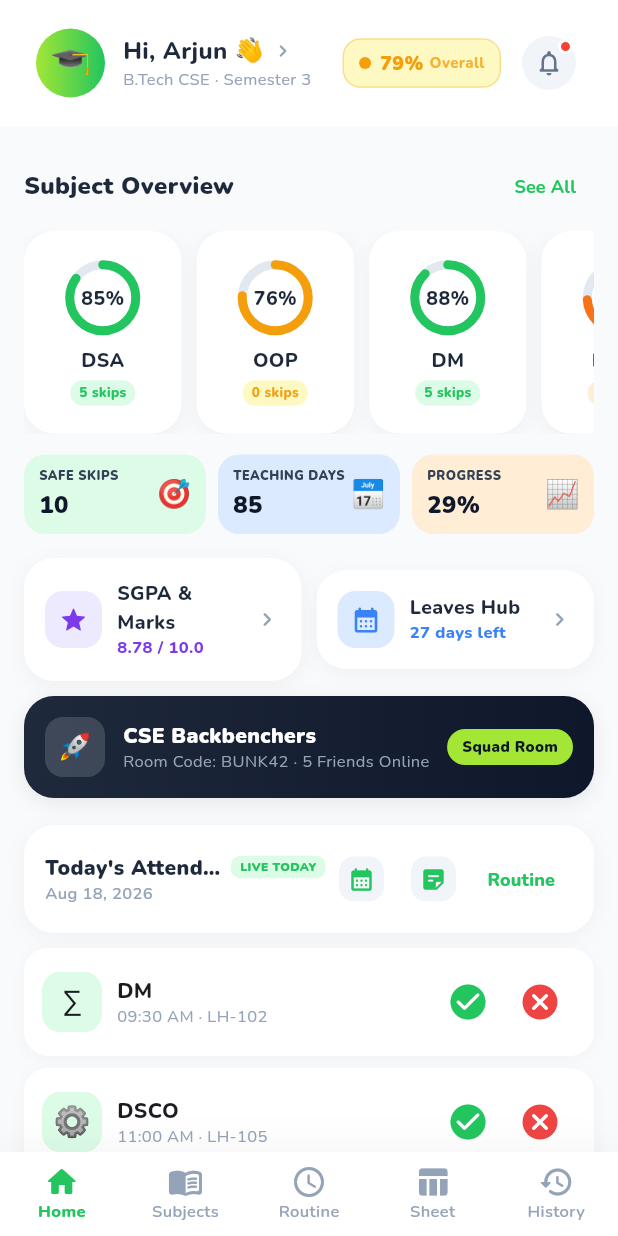
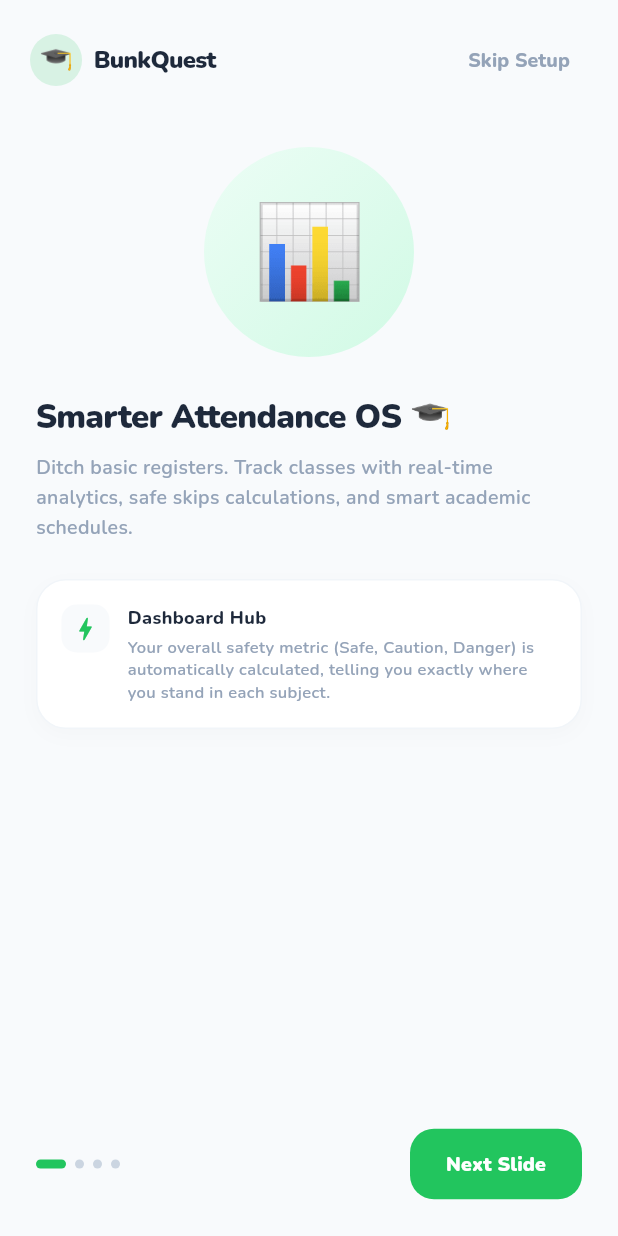
Before and after one commit to Diptish-De/attendance-tracker, a Flutter app: the screen it shows after launch, on a phone screen of 412 x 824 dp. Run offline on Flutter 3.47's test engine with Material 3 defaults, Android fonts, the phone set to English and light mode, and no system bars; our stand-ins replace google_fonts, shared_preferences, supabase_flutter; accounts and stored records are empty.

Commit message:
feat: add beautiful step-by-step onboarding slides and profile setup wizard for new users

```diff
--- a/lib/main.dart
+++ b/lib/main.dart
@@ -12,6 +12,7 @@
 import 'screens/marks_screen.dart';
 import 'screens/calendar_screen.dart';
 import 'screens/squad_screen.dart';
+import 'screens/onboarding_screen.dart';
 import 'services/supabase_config.dart';
 import 'services/supabase_sync_service.dart';
 import 'package:supabase_flutter/supabase_flutter.dart';
@@ -63,7 +64,14 @@
         ),
         textTheme: GoogleFonts.nunitoTextTheme(),
       ),
-      home: const MainNavigationScreen(),
+      home: !_store.onboardingCompleted
+          ? OnboardingScreen(
+              store: _store,
+              onFinish: () {
+                setState(() {});
+              },
+            )
+          : const MainNavigationScreen(),
     );
   }
 }
--- /dev/null
+++ b/lib/screens/onboarding_screen.dart
@@ -0,0 +1,429 @@
+import 'package:flutter/material.dart';
+import '../services/attendance_store.dart';
+import '../theme/colors.dart';
+
+class OnboardingScreen extends StatefulWidget {
+  final AttendanceDataStore store;
+  final VoidCallback onFinish;
+
+  const OnboardingScreen({
+    super.key,
+    required this.store,
+    required this.onFinish,
+  });
+
+  @override
+  State<OnboardingScreen> createState() => _OnboardingScreenState();
+}
+
+class _OnboardingScreenState extends State<OnboardingScreen> {
+  final PageController _pageController = PageController();
+  int _currentPageIndex = 0;
+
+  // Profile setup inputs
+  final TextEditingController _nameController = TextEditingController(text: 'Arjun');
+  final TextEditingController _degreeController = TextEditingController(text: 'B.Tech');
+  final TextEditingController _courseController = TextEditingController(text: 'CSE');
+  String _selectedSemester = 'Semester 3';
+
+  final List<String> _semesters = [
+    'Semester 1', 'Semester 2', 'Semester 3', 'Semester 4',
+    'Semester 5', 'Semester 6', 'Semester 7', 'Semester 8'
+  ];
+
+  @override
+  Widget build(BuildContext context) {
+    return Scaffold(
+      backgroundColor: const Color(0xFFF8FAFC),
+      body: SafeArea(
+        child: Column(
+          children: [
+            // Top Bar
+            Padding(
+              padding: const EdgeInsets.symmetric(horizontal: 20, vertical: 16),
+              child: Row(
+                mainAxisAlignment: MainAxisAlignment.spaceBetween,
+                children: [
+                  // App Branding Logo
+                  Row(
+                    children: [
+                      Container(
+                        padding: const EdgeInsets.all(6),
+                        decoration: BoxDecoration(
+                          color: AppColors.primary.withValues(alpha: 0.15),
+                          shape: BoxShape.circle,
+                        ),
+                        child: const Text('🎓', style: TextStyle(fontSize: 18)),
+                      ),
+                      const SizedBox(width: 8),
+                      const Text(
+                        'BunkQuest',
+                        style: TextStyle(
+                          fontSize: 16,
+                          fontWeight: FontWeight.w900,
+                          color: AppColors.textPrimary,
+                          letterSpacing: -0.5,
+                        ),
+                      ),
+                    ],
+                  ),
+                  // Skip option (hidden on final setup screen)
+                  if (_currentPageIndex < 3)
+                    TextButton(
+                      onPressed: () {
+                        _pageController.animateToPage(
+                          3,
+                          duration: const Duration(milliseconds: 400),
+                          curve: Curves.easeInOut,
+                        );
+                      },
+                      child: const Text(
+                        'Skip Setup',
+                        style: TextStyle(
+                          fontSize: 13,
+                          fontWeight: FontWeight.w800,
+                          color: AppColors.textSecondary,
+                        ),
+                      ),
+                    ),
+                ],
+              ),
+            ),
+
+            // Onboarding Slides (PageView)
+            Expanded(
+              child: PageView(
+                controller: _pageController,
+                onPageChanged: (idx) {
+                  setState(() => _currentPageIndex = idx);
+                },
+                children: [
+                  _buildSlide(
+                    title: 'Smarter Attendance OS 🎓',
+                    desc: 'Ditch basic registers. Track classes with real-time analytics, safe skips calculations, and smart academic schedules.',
+                    iconText: '📊',
+                    cardTitle: 'Dashboard Hub',
+                    cardDesc: 'Your overall safety metric (Safe, Caution, Danger) is automatically calculated, telling you exactly where you stand in each subject.',
+                    bgGradient: const [Color(0xFFECFDF5), Color(0xFFD1FAE5)],
+                  ),
+                  _buildSlide(
+                    title: 'Safe Bunk Simulator 🎯',
+                    desc: 'Never get detailment letters. Input simulated leaves or bunk schedules to see exactly how your future attendance changes.',
+                    iconText: '🔮',
+                    cardTitle: 'Predict & Play',
+                    cardDesc: 'Simulate marking future dates present or absent. Check how many classes you must attend to return to target 75%.',
+                    bgGradient: const [Color(0xFFEFF6FF), Color(0xFFDBEAFE)],
+                  ),
+                  _buildSlide(
+                    title: 'Realtime Class Squads 💬',
+                    desc: 'Connect with classmates. Join dedicated rooms to coordinate mass bunks, sync schedules, and share class notes in real-time.',
+                    iconText: '⚡',
+                    cardTitle: 'Supabase Live Chat',
+                    cardDesc: 'Real-time room polls, group chat, and ephemeral messages that auto-delete after 24 hours to keep the squad chat clean.',
+                    bgGradient: const [Color(0xFFFDF2F8), Color(0xFFFCE7F3)],
+                  ),
+                  _buildProfileSetupSlide(),
+                ],
+              ),
+            ),
+
+            // Bottom Navigation Indicators
+            Padding(
+              padding: const EdgeInsets.all(24),
+              child: Row(
+                mainAxisAlignment: MainAxisAlignment.spaceBetween,
+                children: [
+                  // Indicators dots
+                  Row(
+                    children: List.generate(4, (index) {
+                      final active = index == _currentPageIndex;
+                      return AnimatedContainer(
+                        duration: const Duration(milliseconds: 200),
+                        margin: const EdgeInsets.only(right: 6),
+                        width: active ? 20 : 6,
+                        height: 6,
+                        decoration: BoxDecoration(
+                          color: active ? AppColors.primary : const Color(0xFFCBD5E1),
+                          borderRadius: BorderRadius.circular(99),
+                        ),
+                      );
+                    }),
+                  ),
+
+                  // Action Button
+                  ElevatedButton(
+                    onPressed: () {
+                      if (_currentPageIndex < 3) {
+                        _pageController.nextPage(
+                          duration: const Duration(milliseconds: 300),
+                          curve: Curves.easeInOut,
+                        );
+                      } else {
+                        _submitProfile();
+                      }
+                    },
+                    style: ElevatedButton.styleFrom(
+                      backgroundColor: AppColors.primary,
+                      shape: RoundedRectangleBorder(borderRadius: BorderRadius.circular(16)),
+                      padding: const EdgeInsets.symmetric(horizontal: 24, vertical: 14),
+                      elevation: 0,
+                    ),
+                    child: Text(
+                      _currentPageIndex == 3 ? "Let's Get Started!" : 'Next Slide',
+                      style: const TextStyle(
+                        fontSize: 13,
+                        fontWeight: FontWeight.w900,
+                        color: Colors.white,
+                      ),
+                    ),
+                  ),
+                ],
+              ),
+            ),
+          ],
+        ),
+      ),
+    );
+  }
+
+  Widget _buildSlide({
+    required String title,
+    required String desc,
+    required String iconText,
+    required String cardTitle,
+    required String cardDesc,
+    required List<Color> bgGradient,
+  }) {
+    return SingleChildScrollView(
+      padding: const EdgeInsets.symmetric(horizontal: 24, vertical: 8),
+      child: Column(
+        crossAxisAlignment: CrossAxisAlignment.start,
+        children: [
+          const SizedBox(height: 10),
+          Center(
+            child: Container(
+              width: 140,
+              height: 140,
+              decoration: BoxDecoration(
+                gradient: LinearGradient(colors: bgGradient, begin: Alignment.topLeft, end: Alignment.bottomRight),
+                shape: BoxShape.circle,
+              ),
+              child: Center(
+                child: Text(iconText, style: const TextStyle(fontSize: 60)),
+              ),
+            ),
+          ),
+          const SizedBox(height: 24),
+          Text(
+            title,
+            style: const TextStyle(
+              fontSize: 22,
+              fontWeight: FontWeight.w900,
+              color: AppColors.textPrimary,
+              letterSpacing: -0.5,
+            ),
+          ),
+          const SizedBox(height: 8),
+          Text(
+            desc,
+            style: const TextStyle(
+              fontSize: 13,
+              color: AppColors.textSecondary,
+              height: 1.5,
+              fontWeight: FontWeight.w600,
+            ),
+          ),
+          const SizedBox(height: 24),
+
+          // Feature explanation card
+          Container(
+            width: double.infinity,
+            padding: const EdgeInsets.all(16),
+            decoration: BoxDecoration(
+              color: Colors.white,
+              borderRadius: BorderRadius.circular(20),
+              border: Border.all(color: const Color(0xFFF1F5F9)),
+              boxShadow: [
+                BoxShadow(
+                  color: Colors.black.withValues(alpha: 0.02),
+                  blurRadius: 10,
+                  offset: const Offset(0, 4),
+                ),
+              ],
+            ),
+            child: Row(
+              crossAxisAlignment: CrossAxisAlignment.start,
+              children: [
+                Container(
+                  padding: const EdgeInsets.all(6),
+                  decoration: BoxDecoration(
+                    color: const Color(0xFFF8FAFC),
+                    borderRadius: BorderRadius.circular(10),
+                  ),
+                  child: const Icon(Icons.bolt_rounded, color: AppColors.primary, size: 20),
+                ),
+                const SizedBox(width: 12),
+                Expanded(
+                  child: Column(
+                    crossAxisAlignment: CrossAxisAlignment.start,
+                    children: [
+                      Text(
+                        cardTitle,
+                        style: const TextStyle(
+                          fontSize: 12,
+                          fontWeight: FontWeight.w800,
+                          color: AppColors.textPrimary,
+                        ),
+                      ),
+                      const SizedBox(height: 4),
+                      Text(
+                        cardDesc,
+                        style: const TextStyle(
+                          fontSize: 11,
+                          color: AppColors.textSecondary,
+                          height: 1.4,
+                          fontWeight: FontWeight.w600,
+                        ),
+                      ),
+                    ],
+                  ),
+                ),
+              ],
+            ),
+          ),
+        ],
+      ),
+    );
+  }
+
+  Widget _buildProfileSetupSlide() {
+    return SingleChildScrollView(
+      padding: const EdgeInsets.symmetric(horizontal: 24, vertical: 8),
+      child: Column(
+        crossAxisAlignment: CrossAxisAlignment.start,
+        children: [
+          const Text(
+            'Personalize BunkQuest ✏️',
+            style: TextStyle(
+              fontSize: 22,
+              fontWeight: FontWeight.w900,
+              color: AppColors.textPrimary,
+              letterSpacing: -0.5,
+            ),
+          ),
+          const SizedBox(height: 6),
+          const Text(
+            'Set your student profile details to customize your academic semester dashboard.',
+            style: TextStyle(
+              fontSize: 13,
+              color: AppColors.textSecondary,
+              fontWeight: FontWeight.w600,
+            ),
+          ),
+          const SizedBox(height: 20),
+
+          // Setup Card
+          Container(
+            padding: const EdgeInsets.all(20),
+            decoration: BoxDecoration(
+              color: Colors.white,
+              borderRadius: BorderRadius.circular(24),
+              border: Border.all(color: const Color(0xFFF1F5F9)),
+              boxShadow: [
+                BoxShadow(
+                  color: Colors.black.withValues(alpha: 0.03),
+                  blurRadius: 12,
+                  offset: const Offset(0, 4),
+                ),
+              ],
+            ),
+            child: Column(
+              crossAxisAlignment: CrossAxisAlignment.start,
+              children: [
+                // Name Input
+                TextField(
+                  controller: _nameController,
+                  decoration: InputDecoration(
+                    labelText: 'Your Full Name',
+                    hintText: 'e.g. Arjun Dev',
+                    prefixIcon: const Icon(Icons.person_rounded, size: 20),
+                    isDense: true,
+                    border: OutlineInputBorder(borderRadius: BorderRadius.circular(12)),
+                  ),
+                ),
+                const SizedBox(height: 14),
+
+                // Degree & Course Row
+                Row(
+                  children: [
+                    Expanded(
+                      flex: 4,
+                      child: TextField(
+                        controller: _degreeController,
+                        decoration: InputDecoration(
+                          labelText: 'Degree',
+                          hintText: 'e.g. B.Tech',
+                          isDense: true,
+                          border: OutlineInputBorder(borderRadius: BorderRadius.circular(12)),
+                        ),
+                      ),
+                    ),
+                    const SizedBox(width: 10),
+                    Expanded(
+                      flex: 5,
+                      child: TextField(
+                        controller: _courseController,
+                        decoration: InputDecoration(
+                          labelText: 'Course / Branch',
+                          hintText: 'e.g. CSE',
+                          isDense: true,
+                          border: OutlineInputBorder(borderRadius: BorderRadius.circular(12)),
+                        ),
+                      ),
+                    ),
+                  ],
+                ),
+                const SizedBox(height: 14),
+
+                // Semester Dropdown
+                DropdownButtonFormField<String>(
+                  value: _selectedSemester,
+                  decoration: InputDecoration(
+                    labelText: 'Current Semester',
+                    prefixIcon: const Icon(Icons.school_rounded, size: 20),
+                    isDense: true,
+                    border: OutlineInputBorder(borderRadius: BorderRadius.circular(12)),
+                  ),
+                  items: _semesters
+                      .map((sem) => DropdownMenuItem(value: sem, child: Text(sem)))
+                      .toList(),
+                  onChanged: (val) {
+                    if (val != null) {
+                      setState(() => _selectedSemester = val);
+                    }
+                  },
+                ),
+              ],
+            ),
+          ),
+        ],
+      ),
+    );
+  }
+
+  void _submitProfile() {
+    final name = _nameController.text.trim();
+    final deg = _degreeController.text.trim();
+    final crs = _courseController.text.trim();
+
+    widget.store.updateProfile(
+      name.isEmpty ? 'Student' : name,
+      deg: deg.isEmpty ? 'B.Tech' : deg,
+      crs: crs.isEmpty ? 'CSE' : crs,
+      sem: _selectedSemester,
+    );
+
+    widget.store.completeOnboarding();
+    widget.onFinish();
+  }
+}
--- a/lib/services/attendance_store.dart
+++ b/lib/services/attendance_store.dart
@@ -16,6 +16,7 @@
   String course = 'CSE';
   String semester = 'Semester 3';
   int streakDays = 12;
+  bool onboardingCompleted = false;
   DateTime semesterStartDate = DateTime(2026, 7, 1);
   DateTime semesterEndDate = DateTime(2026, 12, 15);
 
@@ -53,6 +54,7 @@
       course = prefs.getString('course') ?? 'CSE';
       semester = prefs.getString('semester') ?? 'Semester 3';
       streakDays = prefs.getInt('streakDays') ?? 12;
+      onboardingCompleted = prefs.getBool('onboardingCompleted') ?? false;
 
       final subjectsJson = prefs.getString('subjects');
       if (subjectsJson != null) {
@@ -143,6 +145,7 @@
       await prefs.setString('course', course);
       await prefs.setString('semester', semester);
       await prefs.setInt('streakDays', streakDays);
+      await prefs.setBool('onboardingCompleted', onboardingCompleted);
       await prefs.setString('subjects', jsonEncode(subjects.map((s) => s.toJson()).toList()));
       await prefs.setString('routine', jsonEncode(routine.map((r) => r.toJson()).toList()));
       await prefs.setString('marks', jsonEncode(marks.map((m) => m.toJson()).toList()));
@@ -669,6 +672,12 @@
     notifyListeners();
   }
 
+  void completeOnboarding() {
+    onboardingCompleted = true;
+    saveToPreferences();
+    notifyListeners();
+  }
+
   void updateProfile(String name, {String? deg, String? crs, String? sem, String? avatar}) {
     studentName = name;
     if (deg != null) degree = deg;
```
